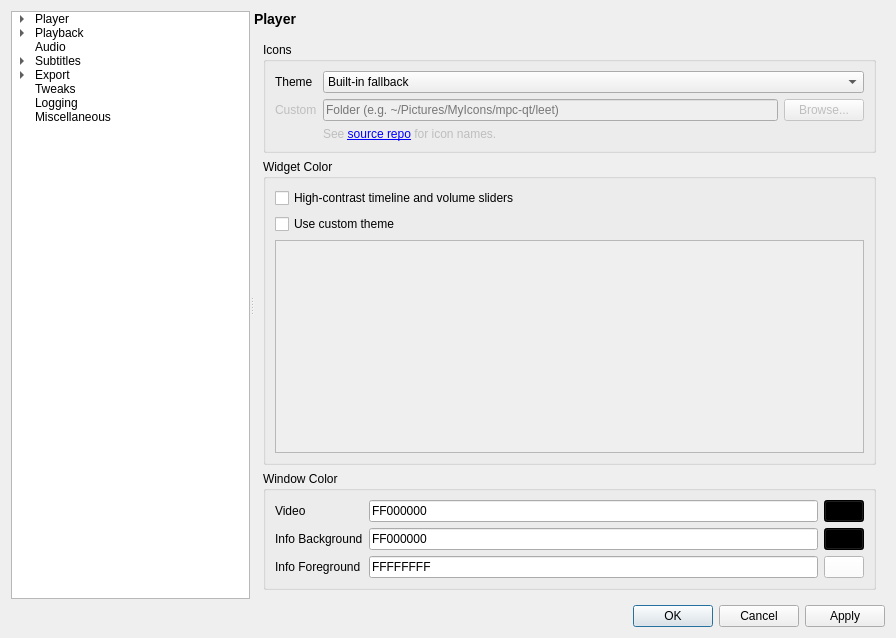
Qt form src/settingswindow.ui (mpc-qt/mpc-qt) before a commit.
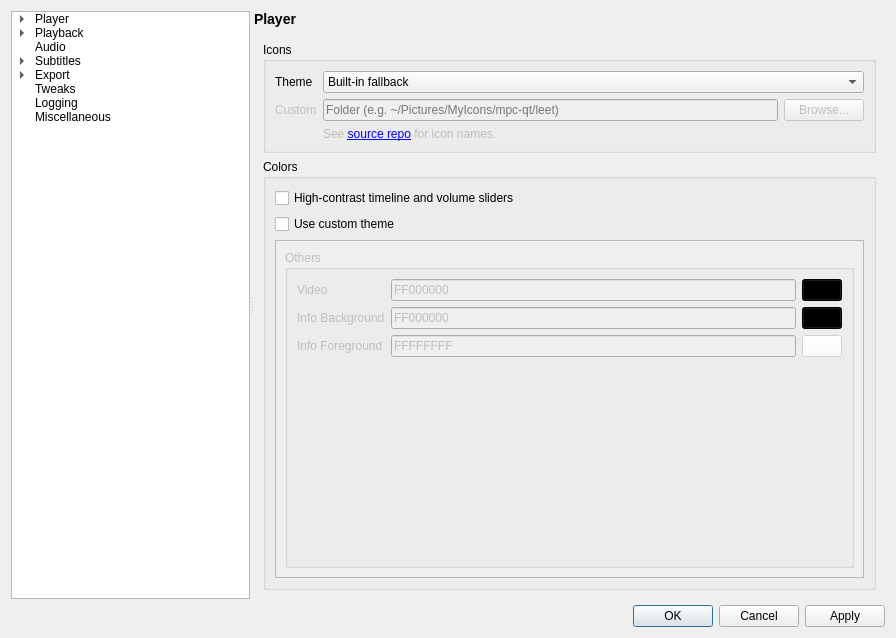
The same form after that commit. The open tabs and pages were chosen to show the change.

Commit message:
settingswindow: Move Interface "Video" and "Info" colors to widgets scrollbox
To increase the available space for the Interface colors settings.

And rename "Window Color" to "Others".

The "Use custom colors" checkbox now applies to them too.

Diff of the .ui file:
```diff
--- a/src/settingswindow.ui
+++ b/src/settingswindow.ui
@@ -602,7 +602,7 @@
           </layout>
          </widget>
          <widget class="QWidget" name="interfacePage">
-          <layout class="QVBoxLayout" name="verticalLayout_4" stretch="0,1,0">
+          <layout class="QVBoxLayout" name="verticalLayout_4" stretch="0,1">
            <item>
             <widget class="QGroupBox" name="interfaceIconsBox">
              <property name="title">
@@ -694,7 +694,7 @@
            <item>
             <widget class="QGroupBox" name="interfaceWidgetBox">
              <property name="title">
-              <string>Widget Color</string>
+              <string>Colors</string>
              </property>
              <layout class="QVBoxLayout" name="verticalLayout_5">
               <item>
@@ -730,21 +730,15 @@
                   <rect>
                    <x>0</x>
                    <y>0</y>
-                   <width>96</width>
-                   <height>26</height>
+                   <width>623</width>
+                   <height>288</height>
                   </rect>
                  </property>
-                 <layout class="QVBoxLayout" name="verticalLayout_6"/>
-                </widget>
-               </widget>
-              </item>
-             </layout>
-            </widget>
-           </item>
+                 <layout class="QVBoxLayout" name="interfaceWidgetCustomLayout">
            <item>
             <widget class="QGroupBox" name="interfaceWindowBox">
              <property name="title">
-              <string>Window Color</string>
+                     <string>Others</string>
              </property>
              <layout class="QFormLayout" name="formLayout_6">
               <item row="0" column="0">
@@ -839,6 +833,13 @@
                  </widget>
                 </item>
                </layout>
+                     </item>
+                    </layout>
+                   </widget>
+                  </item>
+                 </layout>
+                </widget>
+               </widget>
               </item>
              </layout>
             </widget>
```
Left out of the diff: 4 changed lines with no effect on the pictures. Lines whose indentation alone changed are shown as unchanged. The commit also changes 18 other files.
